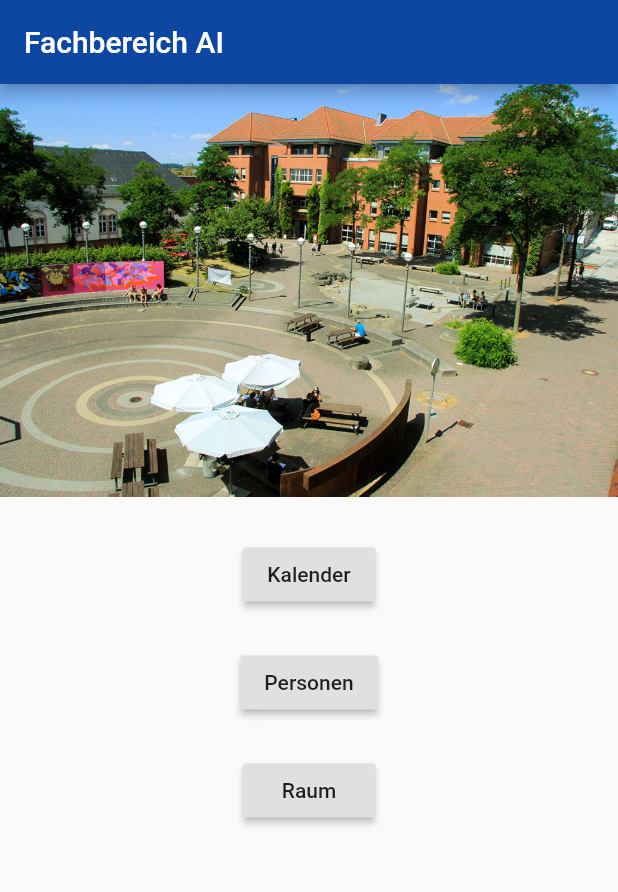
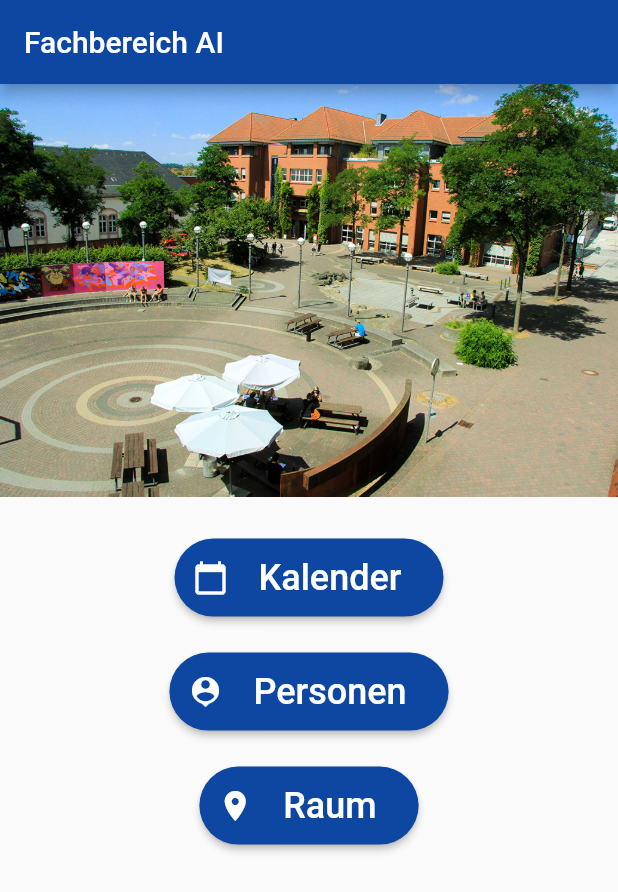
Before and after one commit to tonihoyer/fachbereichs_app, a Flutter app: the screen it shows after launch, on a phone screen of 412 x 824 dp. Shown: the top 892 px of the screen. Run offline on Flutter 3.47's test engine with Material 2 defaults, Android fonts, the phone set to English and light mode, and no system bars.

Commit message:
Buttons :)

```diff
--- a/lib/screens/home_screen.dart
+++ b/lib/screens/home_screen.dart
@@ -8,9 +8,7 @@ class HomeScreen extends StatelessWidget {
   Widget build(BuildContext context) {
     return Scaffold(
       appBar: AppBar(
-        title: Text("Fachbereich AI"),
-        backgroundColor: Colors.blue[900]
-      ),
+          title: Text("Fachbereich AI"), backgroundColor: Colors.blue[900]),
       body: Container(
         child: Center(
           child: Column(
@@ -21,27 +19,66 @@ class HomeScreen extends StatelessWidget {
               ),
               Padding(
                 padding: const EdgeInsets.all(12.0),
-                child: RaisedButton(
-                  child: Text("Kalender"),
-                  onPressed: (){
+                child: RaisedButton.icon(
+                  label: Padding(
+                    padding: const EdgeInsets.all(12.0),
+                    child: Text(
+                      "Kalender",
+                      style: TextStyle(
+                        fontSize: 24,
+                      ),
+                    ),
+                  ),
+                  color: Colors.blue[900],
+                  textColor: Colors.white,
+                  icon: Icon(Icons.calendar_today),
+                  shape: RoundedRectangleBorder(
+                      borderRadius: new BorderRadius.circular(30.0)),
+                  onPressed: () {
                     navigate(context, KalenderScreen());
                   },
                 ),
               ),
               Padding(
                 padding: const EdgeInsets.all(12.0),
-                child: RaisedButton(
-                  child: Text("Personen"),
-                  onPressed: (){
+                child: RaisedButton.icon(
+                  label: Padding(
+                    padding: const EdgeInsets.all(12.0),
+                    child: Text(
+                      "Personen",
+                      style: TextStyle(
+                        fontSize: 24,
+                      ),
+                    ),
+                  ),
+                  color: Colors.blue[900],
+                  textColor: Colors.white,
+                  icon: Icon(Icons.person_pin),
+                  shape: RoundedRectangleBorder(
+                      borderRadius: new BorderRadius.circular(30.0)),
+                  onPressed: () {
                     navigate(context, PersonenScreen());
                   },
                 ),
               ),
               Padding(
                 padding: const EdgeInsets.all(12.0),
-                child: RaisedButton(
-                  child: Text("Raum"),
-                  onPressed: (){
+                child: RaisedButton.icon(
+                  label: Padding(
+                    padding: const EdgeInsets.all(12.0),
+                    child: Text(
+                      "Raum",
+                      style: TextStyle(
+                        fontSize: 24,
+                      ),
+                    ),
+                  ),
+                  color: Colors.blue[900],
+                  textColor: Colors.white,
+                  icon: Icon(Icons.room),
+                  shape: RoundedRectangleBorder(
+                      borderRadius: new BorderRadius.circular(30.0)),
+                  onPressed: () {
                     navigate(context, RaumScreen());
                   },
                 ),
@@ -51,15 +88,13 @@ class HomeScreen extends StatelessWidget {
         ),
       ),
     );
-
   }
 
   void navigate(BuildContext context, widget) {
     Navigator.push(
-      context,
-      MaterialPageRoute(
-        builder: (context) => widget,
-      )
-    );
+        context,
+        MaterialPageRoute(
+          builder: (context) => widget,
+        ));
   }
 }
```
